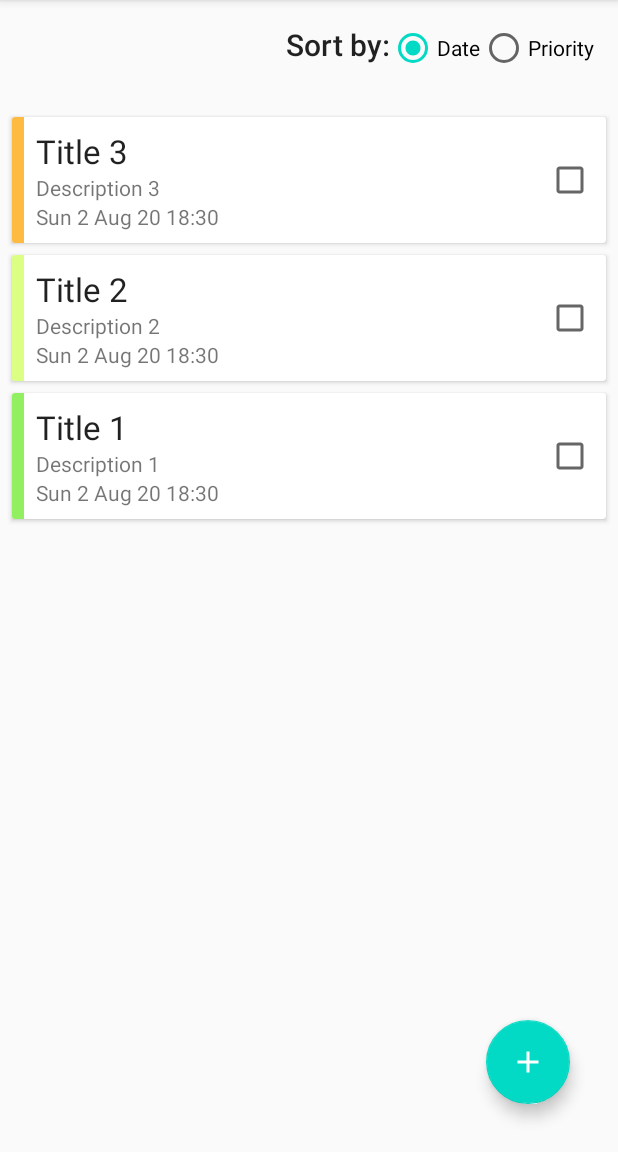
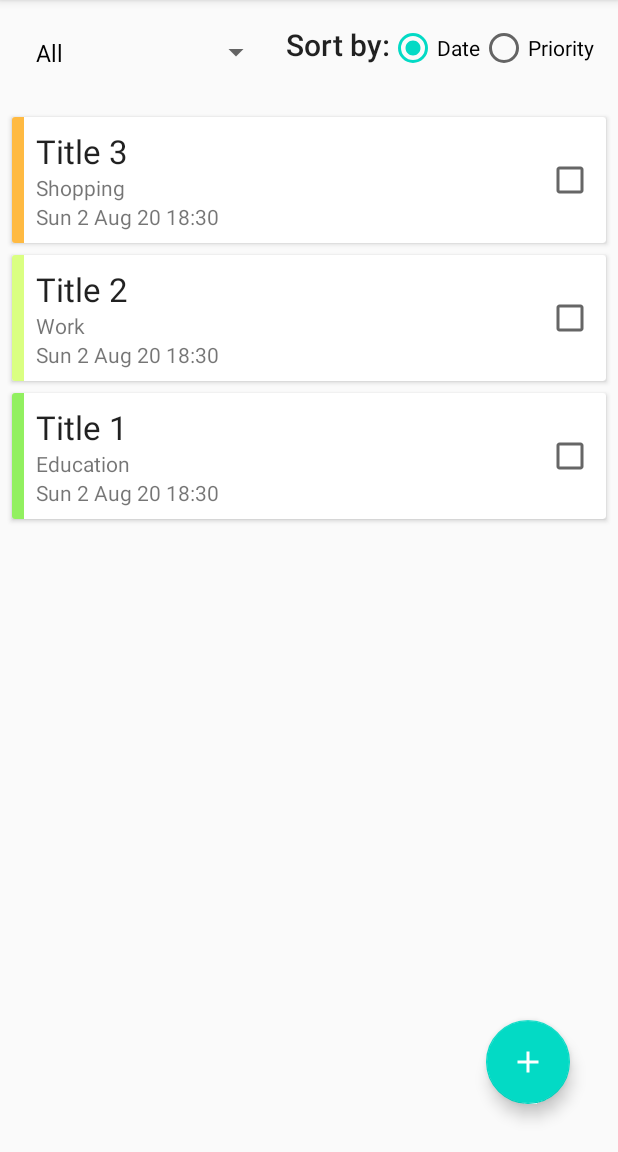
Before and after one commit to pencilleaf/JustDoIt, an Android app: the screen it shows after launch (MainActivity), on a phone screen of 412 x 824 dp, the part 84-1236 px from its top. Run offline under Robolectric (Android 15) with nearby library versions, the phone set to English and light mode, and no system bars; our stand-ins replace Room's generated code, navigation-ui; 1 statement that could not run was skipped.

Commit message:
Filter via category

```diff
--- a/app/src/main/java/com/example/justdoit/MainActivity.java
+++ b/app/src/main/java/com/example/justdoit/MainActivity.java
@@ -8,7 +8,10 @@ import android.view.MenuInflater;
 import android.view.MenuItem;
 import android.view.View;
 import android.view.Menu;
+import android.widget.AdapterView;
+import android.widget.ArrayAdapter;
 import android.widget.RadioButton;
+import android.widget.Spinner;
 import android.widget.Toast;
 
 import com.google.android.material.floatingactionbutton.FloatingActionButton;
@@ -32,13 +35,14 @@ import java.util.List;
 import java.util.Locale;
 import java.util.TimeZone;
 
-public class MainActivity extends AppCompatActivity {
+public class MainActivity extends AppCompatActivity implements AdapterView.OnItemSelectedListener {
     public static final int ADD_NOTE_REQUEST = 1;
     public static final int EDIT_NOTE_REQUEST = 2;
     private NoteViewModel noteViewModel;
     private AppBarConfiguration mAppBarConfiguration;
     final NoteAdapter adapter = new NoteAdapter();
     private RadioButton radioDate;
+    private Spinner spinner;
 
     private static DateFormat df = new SimpleDateFormat("EEE d MMM yy HH:mm", Locale.ENGLISH);
 
@@ -59,6 +63,13 @@ public class MainActivity extends AppCompatActivity {
         radioDate = findViewById(R.id.radio_date);
         radioDate.setChecked(true);
 
+        spinner = findViewById(R.id.spinner_category);
+        ArrayAdapter<CharSequence> arrayAdapter = ArrayAdapter.createFromResource(this, R.array.categories_array, android.R.layout.simple_spinner_dropdown_item);
+        arrayAdapter.setDropDownViewResource(R.layout.support_simple_spinner_dropdown_item);
+        spinner.setAdapter(arrayAdapter);
+        spinner.setOnItemSelectedListener(this);
+        spinner.setSelection(0);
+
         RecyclerView recyclerView = findViewById(R.id.recycler_view);
         recyclerView.setLayoutManager(new LinearLayoutManager(this));
         recyclerView.setHasFixedSize(true);
@@ -68,7 +79,6 @@ public class MainActivity extends AppCompatActivity {
 
         noteViewModel = ViewModelProviders.of(this).get(NoteViewModel.class);
         noteViewModel.sortCol.setValue("DATE");
-        noteViewModel.searchString.setValue("%");
         noteViewModel.allNotes.observe(this, new Observer<List<Note>>() {
             @Override
             public void onChanged(List<Note> notes) {
@@ -96,7 +106,7 @@ public class MainActivity extends AppCompatActivity {
         adapter.setOnCheckClickListener(new NoteAdapter.OnItemCheckClickListener() {
             @Override
             public void onCheckClick(Note note) {
-                Note newNote = new Note(note.getTitle(), note.getDescription(), note.getPriority(), !note.isCompleted(), note.getDueAt());
+                Note newNote = new Note(note.getTitle(), note.getCategory(), note.getPriority(), !note.isCompleted(), note.getDueAt());
                 newNote.setId(note.getId());
                 noteViewModel.update(newNote);
                 Toast.makeText(MainActivity.this, "Toggle complete", Toast.LENGTH_SHORT).show();
@@ -108,7 +118,7 @@ public class MainActivity extends AppCompatActivity {
                 Intent intent = new Intent(MainActivity.this, AddEditNoteActivity.class);
                 intent.putExtra(AddEditNoteActivity.EXTRA_ID, note.getId());
                 intent.putExtra(AddEditNoteActivity.EXTRA_TITLE, note.getTitle());
-                intent.putExtra(AddEditNoteActivity.EXTRA_DESCRIPTION, note.getDescription());
+                intent.putExtra(AddEditNoteActivity.EXTRA_CATEGORY, note.getCategory());
                 intent.putExtra(AddEditNoteActivity.EXTRA_PRIORITY, note.getPriority());
                 intent.putExtra(AddEditNoteActivity.EXTRA_DUEAT, df.format(note.getDueAt()));
                 intent.putExtra(AddEditNoteActivity.EXTRA_COMPLETED, note.isCompleted());
@@ -123,13 +133,13 @@ public class MainActivity extends AppCompatActivity {
 
         if (requestCode == ADD_NOTE_REQUEST && resultCode == RESULT_OK) {
             String title = data.getStringExtra(AddEditNoteActivity.EXTRA_TITLE);
-            String description = data.getStringExtra(AddEditNoteActivity.EXTRA_DESCRIPTION);
+            String category = data.getStringExtra(AddEditNoteActivity.EXTRA_CATEGORY);
             int priority = data.getIntExtra(AddEditNoteActivity.EXTRA_PRIORITY, 1);
             String date = data.getStringExtra(AddEditNoteActivity.EXTRA_DUEAT);
             Date dateInsert = null;
             try {
                 dateInsert = df.parse(date);
-                Note note = new Note(title, description, priority, false, dateInsert);
+                Note note = new Note(title, category, priority, false, dateInsert);
                 noteViewModel.insert(note);
                 Toast.makeText(this, "Note saved", Toast.LENGTH_SHORT).show();
             } catch (ParseException e) {
@@ -144,14 +154,14 @@ public class MainActivity extends AppCompatActivity {
             }
 
             String title = data.getStringExtra(AddEditNoteActivity.EXTRA_TITLE);
-            String description = data.getStringExtra(AddEditNoteActivity.EXTRA_DESCRIPTION);
+            String category = data.getStringExtra(AddEditNoteActivity.EXTRA_CATEGORY);
             int priority = data.getIntExtra(AddEditNoteActivity.EXTRA_PRIORITY, 1);
             String date = data.getStringExtra(AddEditNoteActivity.EXTRA_DUEAT);
             boolean completed = data.getBooleanExtra(AddEditNoteActivity.EXTRA_COMPLETED, false);
             Date dateInsert = null;
             try {
                 dateInsert = df.parse(date);
-                Note note = new Note(title, description, priority, completed, dateInsert);
+                Note note = new Note(title, category, priority, completed, dateInsert);
                 note.setId(id);
                 noteViewModel.update(note);
                 Toast.makeText(this, "Note updated", Toast.LENGTH_SHORT).show();
@@ -216,4 +226,15 @@ public class MainActivity extends AppCompatActivity {
                     break;
         }
     }
+
+    @Override
+    public void onItemSelected(AdapterView<?> adapterView, View view, int i, long l) {
+        String string = adapterView.getItemAtPosition(i).toString();
+        noteViewModel.category.setValue(string);
+    }
+
+    @Override
+    public void onNothingSelected(AdapterView<?> adapterView) {
+
+    }
 }
--- a/app/src/main/java/com/example/justdoit/Note.java
+++ b/app/src/main/java/com/example/justdoit/Note.java
@@ -16,7 +16,7 @@ public class Note {
 
     private String title;
 
-    private String description;
+    private String category;
 
     private int priority;
 
@@ -26,9 +26,9 @@ public class Note {
     @TypeConverters({TimestampConverter.class})
     private Date dueAt;
 
-    public Note(String title, String description, int priority, boolean completed, Date dueAt) {
+    public Note(String title, String category, int priority, boolean completed, Date dueAt) {
         this.title = title;
-        this.description = description;
+        this.category = category;
         this.priority = priority;
         this.completed = completed;
         this.dueAt = dueAt;
@@ -46,8 +46,8 @@ public class Note {
         return title;
     }
 
-    public String getDescription() {
-        return description;
+    public String getCategory() {
+        return category;
     }
 
     public int getPriority() {
--- a/app/src/main/java/com/example/justdoit/NoteAdapter.java
+++ b/app/src/main/java/com/example/justdoit/NoteAdapter.java
@@ -37,7 +37,7 @@ public class NoteAdapter extends ListAdapter<Note, NoteAdapter.NoteHolder> {
         @Override
         public boolean areContentsTheSame(@NonNull Note oldItem, @NonNull Note newItem) {
             return oldItem.getTitle().equals(newItem.getTitle())  &&
-                    oldItem.getDescription().equals(newItem.getDescription()) &&
+                    oldItem.getCategory().equals(newItem.getCategory()) &&
                     oldItem.getPriority() == newItem.getPriority() &&
                     oldItem.getDueAt().equals(newItem.getDueAt()) &&
                     oldItem.isCompleted() == newItem.isCompleted();
@@ -59,7 +59,7 @@ public class NoteAdapter extends ListAdapter<Note, NoteAdapter.NoteHolder> {
 
         Note currentNote = getItem(position);
         holder.textViewTitle.setText(currentNote.getTitle());
-        holder.textViewDescription.setText(currentNote.getDescription());
+        holder.textViewCategory.setText(currentNote.getCategory());
 //        holder.textViewPriority.setText(String.valueOf(currentNote.getPriority()));
         holder.textViewDueAt.setText(df.format(currentNote.getDueAt()));
         holder.checkBoxCompleted.setChecked(currentNote.isCompleted());
@@ -67,12 +67,12 @@ public class NoteAdapter extends ListAdapter<Note, NoteAdapter.NoteHolder> {
 
         if (currentNote.isCompleted()) {
             holder.textViewTitle.setPaintFlags(holder.textViewTitle.getPaintFlags() | Paint.STRIKE_THRU_TEXT_FLAG);
-            holder.textViewDescription.setPaintFlags(holder.textViewTitle.getPaintFlags() | Paint.STRIKE_THRU_TEXT_FLAG);
+            holder.textViewCategory.setPaintFlags(holder.textViewTitle.getPaintFlags() | Paint.STRIKE_THRU_TEXT_FLAG);
             holder.textViewDueAt.setPaintFlags(holder.textViewTitle.getPaintFlags() | Paint.STRIKE_THRU_TEXT_FLAG);
 //            holder.textViewPriority.setPaintFlags(holder.textViewTitle.getPaintFlags() | Paint.STRIKE_THRU_TEXT_FLAG);
         } else {
             holder.textViewTitle.setPaintFlags(holder.textViewTitle.getPaintFlags() & (~ Paint.STRIKE_THRU_TEXT_FLAG));
-            holder.textViewDescription.setPaintFlags(holder.textViewTitle.getPaintFlags() & (~ Paint.STRIKE_THRU_TEXT_FLAG));
+            holder.textViewCategory.setPaintFlags(holder.textViewTitle.getPaintFlags() & (~ Paint.STRIKE_THRU_TEXT_FLAG));
             holder.textViewDueAt.setPaintFlags(holder.textViewTitle.getPaintFlags() & (~ Paint.STRIKE_THRU_TEXT_FLAG));
 //            holder.textViewPriority.setPaintFlags(holder.textViewTitle.getPaintFlags() & (~ Paint.STRIKE_THRU_TEXT_FLAG));
         }
@@ -84,7 +84,7 @@ public class NoteAdapter extends ListAdapter<Note, NoteAdapter.NoteHolder> {
 
     class NoteHolder extends RecyclerView.ViewHolder {
         private TextView textViewTitle;
-        private TextView textViewDescription;
+        private TextView textViewCategory;
 //        private TextView textViewPriority;
         private TextView textViewDueAt;
         private CheckBox checkBoxCompleted;
@@ -93,7 +93,7 @@ public class NoteAdapter extends ListAdapter<Note, NoteAdapter.NoteHolder> {
         public NoteHolder(@NonNull View itemView) {
             super(itemView);
             textViewTitle = itemView.findViewById(R.id.text_view_title);
-            textViewDescription = itemView.findViewById(R.id.text_view_description);
+            textViewCategory = itemView.findViewById(R.id.text_view_category);
 //            textViewPriority = itemView.findViewById(R.id.text_view_priority);
             textViewDueAt = itemView.findViewById(R.id.text_view_duedate);
             checkBoxCompleted = itemView.findViewById(R.id.checkbox_completed);
--- a/app/src/main/java/com/example/justdoit/NoteDao.java
+++ b/app/src/main/java/com/example/justdoit/NoteDao.java
@@ -30,4 +30,10 @@ public interface NoteDao {
     @Query("SELECT * FROM note_table WHERE title LIKE :search||'%%' ORDER BY priority DESC, due_at ASC")
     LiveData<List<Note>> getAllNotesPriority(String search);
 
+    @Query("SELECT * FROM note_table WHERE category = :category ORDER BY due_at ASC, priority DESC")
+    LiveData<List<Note>> getFilteredNotesDate(String category);
+
+    @Query("SELECT * FROM note_table WHERE category = :category ORDER BY priority DESC, due_at ASC")
+    LiveData<List<Note>> getFilteredNotesPriority(String category);
+
 }
--- a/app/src/main/java/com/example/justdoit/NoteDatabase.java
+++ b/app/src/main/java/com/example/justdoit/NoteDatabase.java
@@ -12,7 +12,7 @@ import androidx.sqlite.db.SupportSQLiteDatabase;
 
 import java.util.Date;
 
-@Database(entities = {Note.class}, version = 1)
+@Database(entities = {Note.class}, version = 2)
 @TypeConverters({TimestampConverter.class})
 public abstract class NoteDatabase extends RoomDatabase {
 
@@ -49,9 +49,9 @@ public abstract class NoteDatabase extends RoomDatabase {
 
         @Override
         protected Void doInBackground(Void... voids) {
-            noteDao.insert(new Note("Title 1", "Description 1", 1, false, new Date()));
-            noteDao.insert(new Note("Title 2", "Description 2", 2,false, new Date()));
-            noteDao.insert(new Note("Title 3", "Description 3", 3,false, new Date()));
+            noteDao.insert(new Note("Title 1", "Education", 1, false, new Date()));
+            noteDao.insert(new Note("Title 2", "Work", 2,false, new Date()));
+            noteDao.insert(new Note("Title 3", "Shopping", 3,false, new Date()));
             return null;
         }
     }
--- a/app/src/main/java/com/example/justdoit/NoteViewModel.java
+++ b/app/src/main/java/com/example/justdoit/NoteViewModel.java
@@ -2,6 +2,7 @@ package com.example.justdoit;
 
 
 import android.app.Application;
+import android.util.Log;
 
 import androidx.annotation.NonNull;
 import androidx.annotation.Nullable;
@@ -19,18 +20,32 @@ public class NoteViewModel extends AndroidViewModel {
     private NoteRepository repository;
     public LiveData<List<Note>> allNotes;
     public MutableLiveData<String> sortCol = new MutableLiveData<String>();
-    public MutableLiveData<String> searchString = new MutableLiveData<String>("%");
-    public CustomLiveData params = new CustomLiveData(sortCol, searchString);
+    public MutableLiveData<String> searchString = new MutableLiveData<String>("");
+    public MutableLiveData<String> category = new MutableLiveData<String>("All");
+    public CustomLiveData params = new CustomLiveData(sortCol, searchString, category);
 
     public NoteViewModel(@NonNull final Application application) {
         super(application);
         repository = new NoteRepository(application);
         allNotes = Transformations.switchMap(params, val -> {
-            switch (val.first) {
-                case "DATE":
-                    return repository.getAllNotesDate("%" + val.second + "%");
-                case "PRIORITY":
-                    return repository.getAllNotesPriority("%" + val.second + "%");
+            Log.d("LIVEDATA", val.first + val.second + val.third);
+            if  (!val.second.isEmpty() || val.third.equals("All")){
+                Log.d("LIVEDATA", "Get all notes");
+                switch (val.first) {
+                    case "DATE":
+                        return repository.getAllNotesDate("%" + val.second + "%");
+                    case "PRIORITY":
+                        return repository.getAllNotesPriority("%" + val.second + "%");
+                }
+            }
+            if (!val.third.equals("All")){
+                Log.d("LIVEDATA", "Get filtered notes");
+                switch (val.first) {
+                    case "DATE":
+                        return repository.getFilteredNotesDate(val.third);
+                    case "PRIORITY":
+                        return repository.getFilteredNotesPriority(val.third);
+                }
             }
             return null;
         });
@@ -57,17 +72,56 @@ public class NoteViewModel extends AndroidViewModel {
     }
 }
 
-class CustomLiveData extends MediatorLiveData<Pair<String, String>> {
-    public CustomLiveData(LiveData<String> sortCol, LiveData<String> searchString) {
+class Triple<X, Y, Z> {
+    public final X first;
+    public final Y second;
+    public final Z third;
+
+    public Triple(X first, Y second, Z third) {
+        this.first = first;
+        this.second = second;
+        this.third = third;
+    }
+
+}
+
+class CustomLiveData extends MediatorLiveData<Triple<String, String, String>> {
+    public CustomLiveData(LiveData<String> sortCol, LiveData<String> searchString, LiveData<String> category) {
         addSource(sortCol, new Observer<String>() {
             public void onChanged(@Nullable String first) {
-                setValue(Pair.create(first, searchString.getValue()));
+                String _searchString = searchString.getValue();
+                String _category = category.getValue();
+                setValue(new Triple<>(first, _searchString, _category));
             }
         });
         addSource(searchString, new Observer<String>() {
             public void onChanged(@Nullable String second) {
-                setValue(Pair.create(sortCol.getValue(), second));
+                String _sortCol = sortCol.getValue();
+                String _category = category.getValue();
+                setValue(new Triple<>(_sortCol, second, _category));
+            }
+        });
+        addSource(category, new Observer<String>() {
+            public void onChanged(@Nullable String third) {
+                String _sortCol = sortCol.getValue();
+                String _searchString = searchString.getValue();
+                setValue(new Triple<>(_sortCol, _searchString, third));
             }
         });
     }
 }
+
+//class CustomLiveData extends MediatorLiveData<Pair<String, String>> {
+//    public CustomLiveData(LiveData<String> sortCol, LiveData<String> searchString) {
+//        addSource(sortCol, new Observer<String>() {
+//            public void onChanged(@Nullable String first) {
+//                setValue(Pair.create(first, searchString.getValue()));
+//            }
+//        });
+//        addSource(searchString, new Observer<String>() {
+//            public void onChanged(@Nullable String second) {
+//                setValue(Pair.create(sortCol.getValue(), second));
+//            }
+//        });
+//    }
+//}
--- a/app/src/main/res/layout/activity_add_note.xml
+++ b/app/src/main/res/layout/activity_add_note.xml
@@ -16,7 +16,7 @@
         android:inputType="text" />
 
     <EditText
-        android:id="@+id/edit_text_description"
+        android:id="@+id/edit_text_category"
         android:layout_width="match_parent"
         android:layout_height="wrap_content"
         android:hint="Description" />
--- a/app/src/main/res/layout/activity_main.xml
+++ b/app/src/main/res/layout/activity_main.xml
@@ -15,6 +15,12 @@
             android:layout_height="match_parent"
             android:layout_weight="20"
             android:padding="16dp">
+            <Spinner
+                android:id="@+id/spinner_category"
+                android:layout_width="wrap_content"
+                android:layout_height="wrap_content"
+                android:layout_alignParentLeft="true"
+                android:layout_alignParentStart="true"/>
             <TextView
                 android:layout_width="wrap_content"
                 android:layout_height="wrap_content"
@@ -22,7 +28,8 @@
                 android:layout_alignParentLeft="true"
                 android:text="Sort by:"
                 android:textAlignment="textEnd"
-                android:textAppearance="@style/TextAppearance.AppCompat.Title"/>
+                android:textAppearance="@style/TextAppearance.AppCompat.Title"
+                android:gravity="end" />
             <RadioGroup
                 android:id="@+id/radio_group"
                 android:layout_width="wrap_content"
--- a/app/src/main/res/layout/note_item.xml
+++ b/app/src/main/res/layout/note_item.xml
@@ -51,7 +51,7 @@
                 android:ellipsize="end"/>
 
             <TextView
-                android:id="@+id/text_view_description"
+                android:id="@+id/text_view_category"
                 android:layout_width="wrap_content"
                 android:layout_height="wrap_content"
                 android:layout_below="@+id/text_view_title"
@@ -61,7 +61,7 @@
                 android:id="@+id/text_view_duedate"
                 android:layout_width="wrap_content"
                 android:layout_height="wrap_content"
-                android:layout_below="@+id/text_view_description"
+                android:layout_below="@+id/text_view_category"
                 android:text="Date"/>
 
 
--- a/app/src/main/res/values/strings.xml
+++ b/app/src/main/res/values/strings.xml
@@ -1,3 +1,12 @@
 <resources>
     <string name="app_name">JustDoIt</string>
+    <string-array name="categories_array">
+        <item>All</item>
+        <item>Education</item>
+        <item>Work</item>
+        <item>Chores</item>
+        <item>Health</item>
+        <item>Shopping</item>
+        <item>Entertainment</item>
+    </string-array>
 </resources>
```
Also changed, not shown: app/src/main/java/com/example/justdoit/AddEditNoteActivity.java (+9 -9 lines), app/src/main/java/com/example/justdoit/NoteRepository.java (+10 -0 lines).
